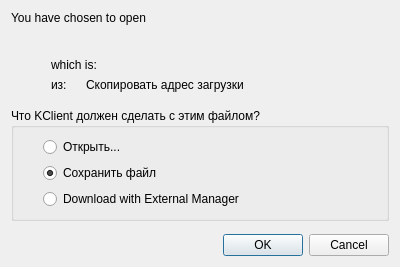
This is src/lib/downloads/downloadoptionsdialog.ui in tenrok/kclient3 as Qt 5 draws it before an edit. The edited form follows.
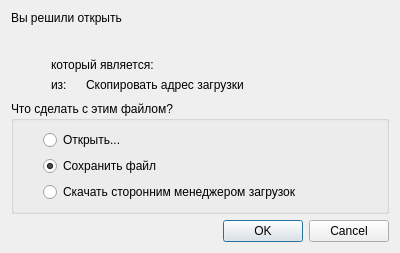
This is the edited form. Custom widgets are drawn as their Qt base class.

```diff
--- a/src/lib/downloads/downloadoptionsdialog.ui
+++ b/src/lib/downloads/downloadoptionsdialog.ui
@@ -2,6 +2,14 @@
 <ui version="4.0">
  <class>DownloadOptionsDialog</class>
  <widget class="QDialog" name="DownloadOptionsDialog">
+  <property name="geometry">
+   <rect>
+    <x>0</x>
+    <y>0</y>
+    <width>400</width>
+    <height>251</height>
+   </rect>
+  </property>
   <property name="minimumSize">
    <size>
     <width>400</width>
@@ -22,7 +30,7 @@
    <item row="7" column="0" colspan="3">
     <widget class="QGroupBox" name="groupBox">
      <property name="title">
-      <string>Что KClient должен сделать с этим файлом?</string>
+      <string>Что сделать с этим файлом?</string>
      </property>
      <layout class="QGridLayout" name="gridLayout">
       <item row="0" column="0">
@@ -61,7 +69,7 @@
       <item row="2" column="1">
        <widget class="QRadioButton" name="radioExternal">
         <property name="text">
-         <string>Download with External Manager</string>
+         <string>Скачать сторонним менеджером загрузок</string>
         </property>
        </widget>
       </item>
@@ -162,7 +170,7 @@
            </sizepolicy>
           </property>
           <property name="text">
-           <string>which is:</string>
+           <string>&lt;html&gt;&lt;head/&gt;&lt;body&gt;&lt;p&gt;который является:&lt;/p&gt;&lt;/body&gt;&lt;/html&gt;</string>
           </property>
          </widget>
         </item>
@@ -253,7 +261,7 @@
    <item row="0" column="0" colspan="3">
     <widget class="QLabel" name="label">
      <property name="text">
-      <string>You have chosen to open</string>
+      <string>&lt;html&gt;&lt;head/&gt;&lt;body&gt;&lt;p&gt;Вы решили открыть&lt;/p&gt;&lt;/body&gt;&lt;/html&gt;</string>
      </property>
     </widget>
    </item>
@@ -262,6 +270,12 @@
      <property name="orientation">
       <enum>Qt::Vertical</enum>
      </property>
+     <property name="sizeHint" stdset="0">
+      <size>
+       <width>0</width>
+       <height>0</height>
+      </size>
+     </property>
     </spacer>
    </item>
    <item row="4" column="1">
@@ -269,6 +283,12 @@
      <property name="orientation">
       <enum>Qt::Vertical</enum>
      </property>
+     <property name="sizeHint" stdset="0">
+      <size>
+       <width>0</width>
+       <height>0</height>
+      </size>
+     </property>
     </spacer>
    </item>
   </layout>
```
